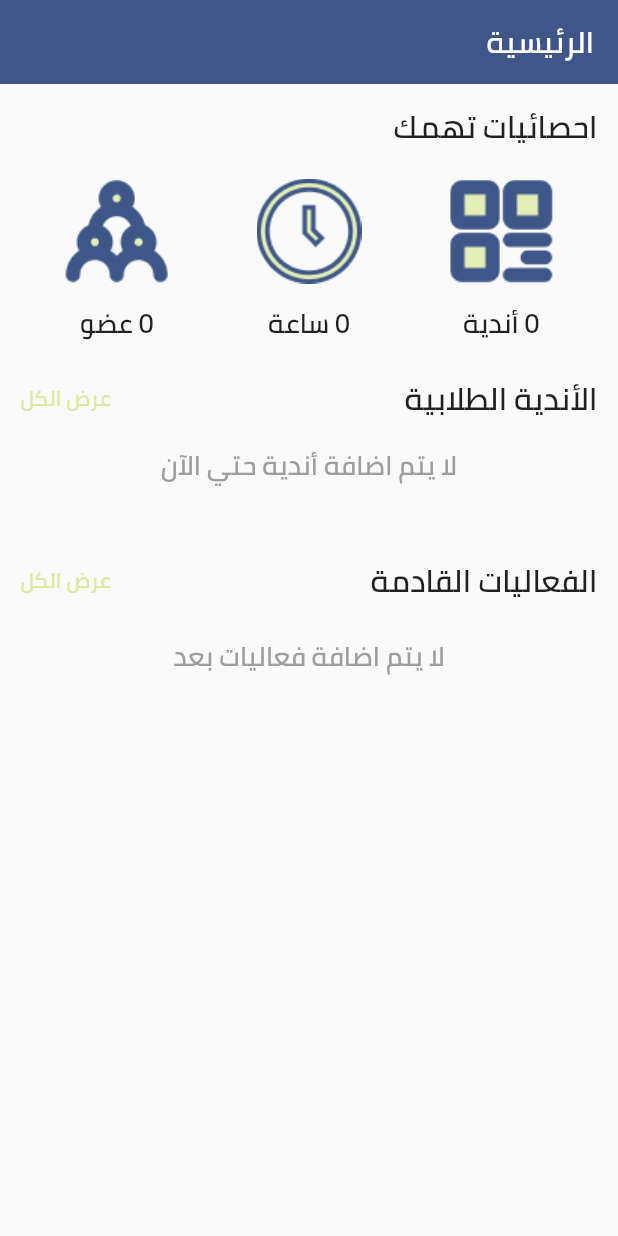
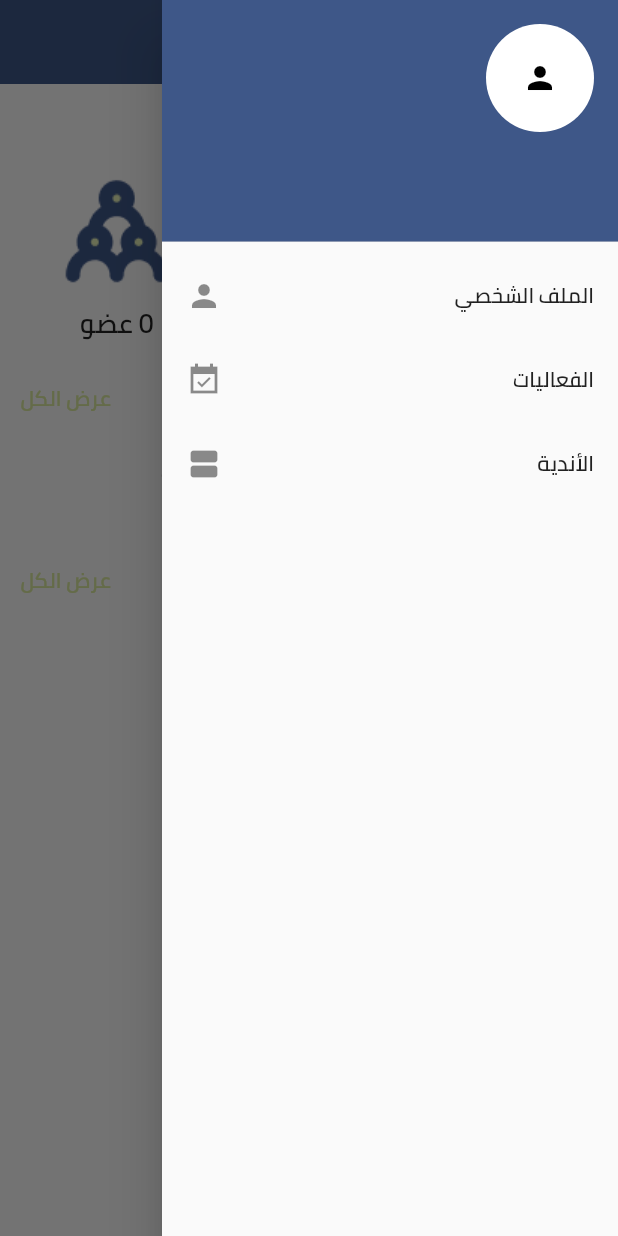
Before and after one commit to mohamedhashim73/Badir-App, a Flutter app: the HomeScreen screen opened directly, with the side drawer open (before the commit the screen has no drawer), on a phone screen of 412 x 824 dp. Run offline on Flutter 3.47's test engine with Material 2 defaults, Android fonts, the phone set to English and light mode, and no system bars; our stand-ins replace bloc, cloud_firestore, dartz, equatable, firebase_auth, firebase_core and 6 more; accounts and stored records are empty.

Commit message:
finish_update_club_imply

```diff
--- /dev/null
+++ b/lib/Core/Components/drwaer_item.dart
@@ -0,0 +1,85 @@
+import 'package:bader_user_app/Core/Theme/app_colors.dart';
+import 'package:bader_user_app/Core/Utils/app_strings.dart';
+import 'package:bader_user_app/Features/Layout/Presentation/Controller/Layout_Cubit/layout_cubit.dart';
+import 'package:bader_user_app/Features/Layout/Presentation/Controller/Layout_Cubit/layout_states.dart';
+import 'package:flutter/material.dart';
+import 'package:flutter_bloc/flutter_bloc.dart';
+
+class DrawerItem extends StatelessWidget{
+  final List<Map<String,dynamic>> drawerData = [
+    {
+      'title' : 'الملف الشخصي',
+      'iconData' : Icons.person,
+      'routeName' : AppStrings.kProfileScreen
+    },
+    {
+      'title' : 'الفعاليات',
+      'iconData' : Icons.event_available_sharp,
+      'routeName' : 'view_Events'
+    },
+    {
+      'title' : 'الأندية',
+      'iconData' : Icons.view_agenda,
+      'routeName' : AppStrings.kViewClubsScreen
+    },
+    {
+      'title' : 'طلبات العضوية',
+      'iconData' : Icons.request_page,
+      'routeName' : 'ask_for_membership_screen'
+    },
+    {
+      'title' : 'تحديث بيانات النادي',
+      'iconData' : Icons.update,
+      'routeName' : AppStrings.kUpdateClubScreen
+    },
+  ];
+
+  DrawerItem({super.key});
+  @override
+  Widget build(BuildContext context){
+    LayoutCubit cubit = LayoutCubit.getInstance(context);
+    if( cubit.userData == null ) cubit.getMyData();
+    return Drawer(
+        child: BlocBuilder<LayoutCubit,LayoutStates>(
+          buildWhen: (last,current) => current is GetMyDataSuccessState ,
+          builder: (context,state) {
+            return Column(
+              mainAxisSize: MainAxisSize.min,
+              crossAxisAlignment: CrossAxisAlignment.start,
+              children:
+              [
+                if( cubit.userData != null )
+                  UserAccountsDrawerHeader(
+                    decoration: BoxDecoration(
+                        color: AppColors.kMainColor
+                    ),
+                    accountName: Text(cubit.userData!.name!),
+                    accountEmail: Text(cubit.userData!.email!),
+                    currentAccountPicture: const CircleAvatar(
+                      backgroundColor: Colors.white,
+                      child: Icon(Icons.person,color: Colors.black,),
+                    ),
+                ),
+                if( cubit.userData != null )
+                Expanded(
+                  child: ListView.builder(
+                      itemCount: cubit.userData!.clubIDThatHeLead!.isNotEmpty && cubit.userData!.clubIDThatHeLead != null ? drawerData.length : 3,
+                      itemBuilder: (context,index){
+                        return ListTile(
+                          onTap: ()
+                          {
+                            Navigator.pushNamed(context, drawerData[index]['routeName']);
+                          },
+                          leading: Text(drawerData[index]['title']),
+                          trailing: Icon(drawerData[index]['iconData']),
+                        );
+                      }
+                  ),
+                )
+              ],
+            );
+          }
+        )
+    );
+  }
+}
--- a/lib/Core/Components/text_field_component.dart
+++ b/lib/Core/Components/text_field_component.dart
@@ -1,7 +1,7 @@
 import 'package:flutter/material.dart';
 import 'package:flutter_screenutil/flutter_screenutil.dart';
 
-Widget textFieldComponent({required TextEditingController controller,bool? isSecure,int? maxLines}){
+Widget textFieldComponent({required TextEditingController controller,bool? isSecure,int? maxLines,bool enabled = true,TextInputType? textInputType}){
   return Container(
     height: maxLines == null ? 45.h : null ,
     width: double.infinity,
@@ -9,6 +9,8 @@ Widget textFieldComponent({required TextEditingController controller,bool? isSec
     margin: EdgeInsets.only(bottom: 6.h),
     decoration: BoxDecoration(border: Border.all(color: Colors.grey)),
     child: TextFormField(
+      enabled: enabled,
+      keyboardType: textInputType ?? TextInputType.name,
       controller: controller,
       maxLines: maxLines ?? 1,
       style: TextStyle(
--- a/lib/Core/Errors/failure.dart
+++ b/lib/Core/Errors/failure.dart
@@ -11,6 +11,10 @@ class ServerFailure extends Failure {
   const ServerFailure({required super.errorMessage});
 }
 
+class NoNetworkFailure extends Failure {
+  const NoNetworkFailure({required super.errorMessage});
+}
+
 class EmptyCacheFailure extends Failure{
   const EmptyCacheFailure({required super.errorMessage});
 }
--- a/lib/Core/Utils/app_routes.dart
+++ b/lib/Core/Utils/app_routes.dart
@@ -1,3 +1,6 @@
+import 'package:bader_user_app/Features/Clubs/Presentation/Screens/update_club_screen.dart';
+import 'package:bader_user_app/Features/Layout/Presentation/Screens/profile_screen.dart';
+
 import '../../Features/Auth/Presentation/Screens/login_screen.dart';
 import '../../Features/Auth/Presentation/Screens/register_screen.dart';
 import '../../Features/Clubs/Presentation/Screens/view_clubs.dart';
@@ -13,5 +16,7 @@ class AppRoutes{
     AppStrings.kEditProfileScreen : (context) => EditProfileScreen(),
     AppStrings.kRegisterScreen : (context) => RegisterScreen(),
     AppStrings.kLayoutScreen : (context) => const LayoutScreen(),
+    AppStrings.kProfileScreen : (context) => const ProfileScreen(),
+    AppStrings.kUpdateClubScreen : (context) => UpdateClubScreen(),
   };
 }
--- a/lib/Core/Utils/app_strings.dart
+++ b/lib/Core/Utils/app_strings.dart
@@ -4,4 +4,6 @@ class AppStrings{
   static const kEditProfileScreen = "edit_profile_screen";
   static const kRegisterScreen = "register_screen";
   static const kLayoutScreen = "layout_screen";
+  static const kProfileScreen = "profile_screen";
+  static const kUpdateClubScreen = "update_club_screen";
 }
--- a/lib/Core/Utils/service_locators.dart
+++ b/lib/Core/Utils/service_locators.dart
@@ -4,11 +4,13 @@ import 'package:bader_user_app/Features/Clubs/Data/Data_Sources/local_clubs_data
 import 'package:bader_user_app/Features/Clubs/Data/Data_Sources/remote_clubs_data_source.dart';
 import 'package:bader_user_app/Features/Clubs/Data/Imply_Repositories/clubs_imply_repository.dart';
 import 'package:bader_user_app/Features/Clubs/Domain/Use_Cases/get_all_clubs_use_case.dart';
+import 'package:bader_user_app/Features/Clubs/Domain/Use_Cases/update_club_use_case.dart';
 import 'package:bader_user_app/Features/Events/Domain/Use_Cases/get_all_events_use_case.dart';
 import 'package:bader_user_app/Features/Layout/Data/Data_Source/layout_data_source.dart';
 import 'package:bader_user_app/Features/Layout/Data/Repositories/layout_imply_repository.dart';
 import 'package:get_it/get_it.dart';
 import '../../Features/Clubs/Domain/Use_Cases/request_membership_use_case.dart';
+import '../../Features/Clubs/Domain/Use_Cases/upload_image_to_storage_use_case.dart';
 import '../../Features/Events/Data/Data_Sources/local_events_data_source.dart';
 import '../../Features/Events/Data/Data_Sources/remote_events_data_source.dart';
 import '../../Features/Events/Data/Imply_Repositories/events_imply_repository.dart';
@@ -53,6 +55,8 @@ class ServiceLocators{
     // CLUBS USE CASES
     sl.registerLazySingleton<RequestAMembershipUseCase>(() => RequestAMembershipUseCase(clubsContractRepository: sl<ClubsImplyRepository>()));
     sl.registerLazySingleton<GetAllClubsUseCase>(() => GetAllClubsUseCase(clubsContractRepository: sl<ClubsImplyRepository>()));
+    sl.registerLazySingleton<UploadClubImageToStorageUseCase>(() => UploadClubImageToStorageUseCase(clubsContractRepository: sl<ClubsImplyRepository>()));
+    sl.registerLazySingleton<UpdateClubUseCase>(() => UpdateClubUseCase(clubsContractRepository: sl<ClubsImplyRepository>()));
 
     // EVENTS USE CASE
     sl.registerLazySingleton<GetAllEventsUseCase>(() => GetAllEventsUseCase(eventsContractRepository: sl<EventsImplyRepository>()));
--- a/lib/Features/Clubs/Data/Models/club_model.dart
+++ b/lib/Features/Clubs/Data/Models/club_model.dart
@@ -6,7 +6,7 @@ class ClubModel extends ClubEntity{
 
   factory ClubModel.fromJson({required json})
   {
-    return ClubModel(json['name'], json['id'], json['description'], json['image'], json['leaderEmail'], json['leaderID'], json['leaderName'], json['college'], json['committees'], json['memberNum'], json['contactAccounts']);
+    return ClubModel(json['name'], json['id'], json['description'], json['image'], json['leaderEmail'], json['leaderID'], json['leaderName'], json['college'], json['committees'], json['memberNum'], ContactMeansForClubModel.fromJson(json: json['contactAccounts']));
   }
 
   Map<String,dynamic> toJson(){
@@ -21,8 +21,22 @@ class ClubModel extends ClubEntity{
       'leaderName' : super.leaderName,
       'committees' : super.committees,
       'memberNum' : super.memberNum,
-      'contactAccounts' : super.contactAccounts,
+      'contactAccounts' : super.contactAccounts.toJson(),
     };
   }
 
 }
+
+class ContactMeansForClubModel extends ContactMeansForClub{
+  ContactMeansForClubModel({required super.phone, required super.twitter});
+
+  factory ContactMeansForClubModel.fromJson({required Map<String,dynamic> json}) => ContactMeansForClubModel(phone: json['phone'], twitter: json['twitter']);
+
+  Map<String,dynamic> toJson(){
+    return {
+      'phone' : super.phone,
+      'twitter' : super.twitter,
+    };
+  }
+
+}
--- a/lib/Features/Clubs/Domain/Contract_Repositories/club_contract_repository.dart
+++ b/lib/Features/Clubs/Domain/Contract_Repositories/club_contract_repository.dart
@@ -1,7 +1,9 @@
+import 'package:bader_user_app/Features/Clubs/Data/Models/club_model.dart';
 import 'package:dartz/dartz.dart';
 import '../../../../Core/Errors/failure.dart';
 import '../../../Layout/Domain/Entities/user_entity.dart';
 import '../Entities/club_entity.dart';
+import 'dart:io';
 
 abstract class ClubsContractRepository{
 
@@ -9,7 +11,9 @@ abstract class ClubsContractRepository{
 
   // TODO: CLUBS -- LEADER ROLE
   Future<bool> addClub({required Map<String,dynamic> toJson});
-  Future<bool> editClub({required String clubID});
+  Future<Either<Failure,String>> uploadClubImageToStorage({required File imgFile});
+  // Unit replace void role
+  Future<Either<Failure,Unit>> updateClubData({required String clubID,required String image,required String name,required int memberNum,required String aboutClub,required ContactMeansForClubModel contactInfo});
   Future<bool> deleteClub({required String clubID});
 
   // TODO: ACCEPT OR REFUSE MEMBERSHIP REQUEST -- LEADER ROLE
--- a/lib/Features/Clubs/Domain/Entities/club_entity.dart
+++ b/lib/Features/Clubs/Domain/Entities/club_entity.dart
@@ -1,3 +1,4 @@
+import 'package:bader_user_app/Features/Clubs/Data/Models/club_model.dart';
 import 'package:equatable/equatable.dart';
 
 class ClubEntity extends Equatable{
@@ -11,7 +12,7 @@ class ClubEntity extends Equatable{
   final String college;
   final List committees;
   final int memberNum;
-  final String contactAccounts;
+  final ContactMeansForClubModel contactAccounts;
 
   const ClubEntity(
       this.name,
@@ -31,3 +32,10 @@ class ClubEntity extends Equatable{
   List<Object?> get props => [name,id,description,image,leaderName,leaderID,leaderEmail,college,committees,memberNum,contactAccounts];
 
 }
+
+class ContactMeansForClub{
+  final String? phone;
+  final String? twitter;
+
+  ContactMeansForClub({required this.phone,required this.twitter});
+}
--- /dev/null
+++ b/lib/Features/Clubs/Domain/Use_Cases/update_club_use_case.dart
@@ -0,0 +1,15 @@
+import 'package:bader_user_app/Core/Errors/failure.dart';
+import 'package:dartz/dartz.dart';
+import '../../Data/Models/club_model.dart';
+import '../Contract_Repositories/club_contract_repository.dart';
+
+class UpdateClubUseCase{
+  final ClubsContractRepository clubsContractRepository;
+
+  UpdateClubUseCase({required this.clubsContractRepository});
+
+  Future<Either<Failure,Unit>> execute({required String clubID,required String image,required String name,required int memberNum,required String aboutClub,required ContactMeansForClubModel contactInfo}) async {
+    return await clubsContractRepository.updateClubData(clubID: clubID, image: image, name: name, memberNum: memberNum, aboutClub: aboutClub, contactInfo: contactInfo);
+  }
+
+}
--- /dev/null
+++ b/lib/Features/Clubs/Domain/Use_Cases/upload_image_to_storage_use_case.dart
@@ -0,0 +1,16 @@
+import 'package:bader_user_app/Core/Errors/failure.dart';
+import 'package:dartz/dartz.dart';
+
+import '../Contract_Repositories/club_contract_repository.dart';
+import 'dart:io';
+
+class UploadClubImageToStorageUseCase{
+  final ClubsContractRepository clubsContractRepository;
+
+  UploadClubImageToStorageUseCase({required this.clubsContractRepository});
+
+  Future<Either<Failure,String>> execute({required File imageFile}) async {
+    return await clubsContractRepository.uploadClubImageToStorage(imgFile: imageFile);
+  }
+
+}
--- a/lib/Features/Clubs/Presentation/Controller/clubs_states.dart
+++ b/lib/Features/Clubs/Presentation/Controller/clubs_states.dart
@@ -1,6 +1,17 @@
 abstract class ClubsStates{}
 
 class ClubsInitialState extends ClubsStates{}
+class ClubUpdatedSuccessState extends ClubsStates{}
+class UpdateClubLoadingState extends ClubsStates{}
+class FailedToUpdateClubState extends ClubsStates{
+  final String message;
+  FailedToUpdateClubState({required this.message});
+}
+class GetInfoForClubThatILeadSuccess extends ClubsStates{}
+class ClubImageUploadedSuccess extends ClubsStates{}
+class FailedToClubImage extends ClubsStates{}
+class ChooseClubImageSuccess extends ClubsStates{}
+class ChooseClubImageFailure extends ClubsStates{}
 
 class ChangeSearchAboutClubStatus extends ClubsStates{}
 class GetFilteredClubsSuccessStatus extends ClubsStates{}
--- a/lib/Features/Clubs/Presentation/Screens/club_details_screen.dart
+++ b/lib/Features/Clubs/Presentation/Screens/club_details_screen.dart
@@ -14,7 +14,7 @@ class ViewClubDetailsScreen extends StatelessWidget {
         child: Scaffold(
           appBar: AppBar(title: const Text("تفاصيل النادي"),automaticallyImplyLeading: false),
           body: Padding(
-            padding: EdgeInsets.symmetric(horizontal: 12.w,vertical:10.h),
+            padding: EdgeInsets.symmetric(horizontal: 12.w,vertical:12.h),
             child: Column(
               crossAxisAlignment: CrossAxisAlignment.start,
               children:
@@ -29,7 +29,7 @@ class ViewClubDetailsScreen extends StatelessWidget {
                         height: 80.h,
                         width: 120.w,
                         decoration: BoxDecoration(
-                            image: DecorationImage(image: NetworkImage(club.image)),
+                            image: DecorationImage(image: NetworkImage(club.image),fit: BoxFit.cover),
                             border: Border.all(color: Colors.black.withOpacity(0.5)),
                             borderRadius: BorderRadius.circular(8)
                         ),
--- a/lib/Features/Layout/Presentation/Screens/home_screen.dart
+++ b/lib/Features/Layout/Presentation/Screens/home_screen.dart
@@ -5,6 +5,7 @@ import 'package:bader_user_app/Features/Layout/Presentation/Controller/Layout_Cu
 import 'package:flutter/material.dart';
 import 'package:flutter_bloc/flutter_bloc.dart';
 import 'package:flutter_screenutil/flutter_screenutil.dart';
+import '../../../../Core/Components/drwaer_item.dart';
 import '../../../../Core/Theme/app_colors.dart';
 import '../../../Events/Domain/Entities/event_entity.dart';
 import '../../../Clubs/Presentation/Controller/clubs_cubit.dart';
@@ -26,11 +27,11 @@ class HomeScreen extends StatelessWidget {
       child: Directionality(
         textDirection: TextDirection.rtl,
         child: Scaffold(
-          appBar: AppBar(
+            drawer: DrawerItem(),
+            appBar: AppBar(
               backgroundColor: AppColors.kMainColor,
               elevation: 0,
               title: const Text("الرئيسية"),
-              automaticallyImplyLeading: false,
           ),
           body: Padding(
             padding: EdgeInsets.symmetric(horizontal: 12.w,vertical: 7.5.h),
--- a/lib/Features/Layout/Presentation/Screens/notification_screen.dart
+++ b/lib/Features/Layout/Presentation/Screens/notification_screen.dart
@@ -4,6 +4,7 @@ import 'package:bader_user_app/Features/Layout/Presentation/Controller/Layout_Cu
 import 'package:flutter/material.dart';
 import 'package:flutter_bloc/flutter_bloc.dart';
 import 'package:flutter_screenutil/flutter_screenutil.dart';
+import '../../../../Core/Components/drwaer_item.dart';
 import '../../../../Core/Theme/app_colors.dart';
 
 class NotificationsScreen extends StatelessWidget {
@@ -19,10 +20,10 @@ class NotificationsScreen extends StatelessWidget {
           listener: (context,state){},
           builder: (context,state) {
             return Scaffold(
-              appBar: AppBar(
+                drawer: DrawerItem(),
+                appBar: AppBar(
                   backgroundColor: AppColors.kMainColor,
                   elevation: 0,
-                  automaticallyImplyLeading: false,
                   title: const Text("التنبيهات")
               ),
               body: cubit.notifications.isNotEmpty ?
--- a/lib/Features/Layout/Presentation/Screens/profile_screen.dart
+++ b/lib/Features/Layout/Presentation/Screens/profile_screen.dart
@@ -1,3 +1,4 @@
+import 'package:bader_user_app/Core/Components/drwaer_item.dart';
 import 'package:bader_user_app/Core/Utils/app_strings.dart';
 import 'package:bader_user_app/Features/Layout/Domain/Entities/user_entity.dart';
 import 'package:bader_user_app/Features/Layout/Presentation/Controller/Layout_Cubit/layout_cubit.dart';
@@ -19,8 +20,8 @@ class ProfileScreen extends StatelessWidget {
       child: Directionality(
         textDirection: TextDirection.rtl,
         child: Scaffold(
+          drawer: DrawerItem(),
           appBar: AppBar(
-              automaticallyImplyLeading: false,
               title: const Text("الملف الشخصي")
           ),
           body: BlocConsumer<LayoutCubit,LayoutStates>(
```
Also changed, not shown: lib/Features/Clubs/Data/Data_Sources/remote_clubs_data_source.dart (+33 -1 lines), lib/Features/Clubs/Data/Imply_Repositories/clubs_imply_repository.dart (+28 -6 lines), lib/Features/Clubs/Presentation/Controller/clubs_cubit.dart (+69 -1 lines), lib/Features/Clubs/Presentation/Screens/update_club_screen.dart (added, +161 -0 lines).
